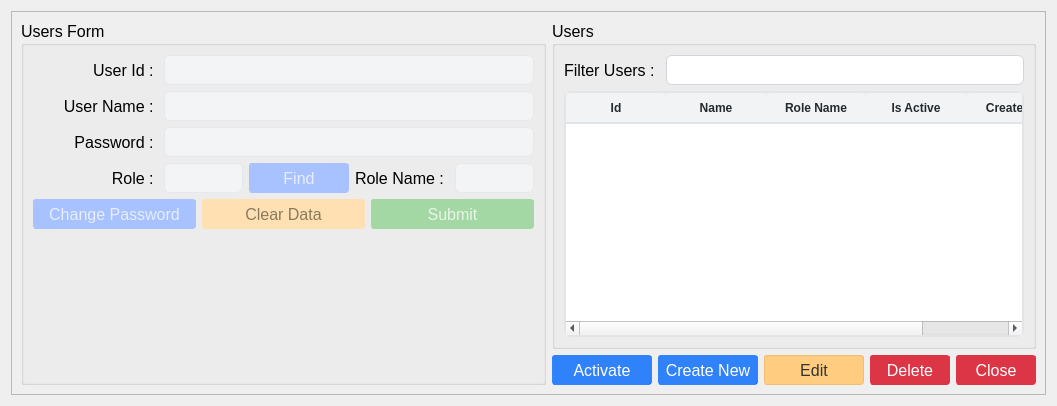
First picture: the form in ui/users.ui, repository michael-halim/pos, before the edit.
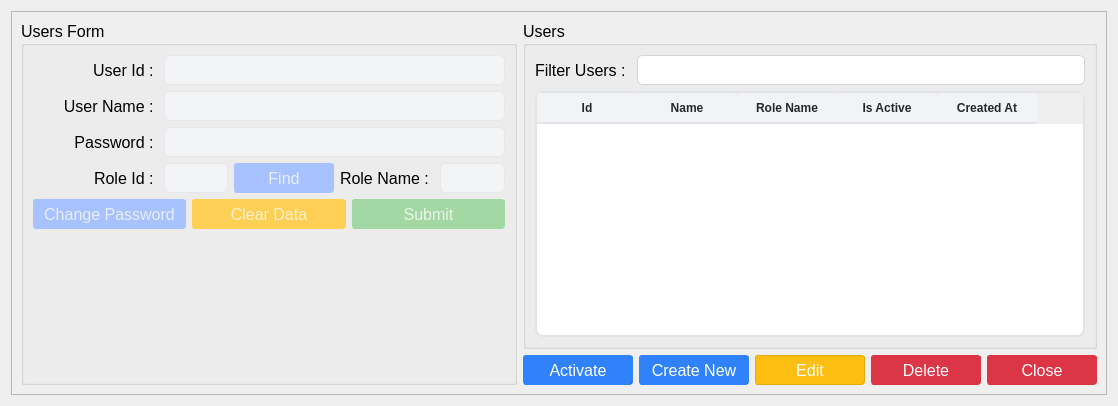
Second picture: the form after the edit. Icons and pictures are not drawn.

Commit message: Patch#36: Added Icons and Window Icons

What changed in the file:
```diff
--- a/ui/users.ui
+++ b/ui/users.ui
@@ -6,7 +6,7 @@
    <rect>
     <x>0</x>
     <y>0</y>
-    <width>1057</width>
+    <width>1118</width>
     <height>406</height>
    </rect>
   </property>
@@ -455,7 +455,7 @@
                   </font>
                  </property>
                  <property name="text">
-                  <string>Role : </string>
+                  <string>Role Id : </string>
                  </property>
                  <property name="alignment">
                   <set>Qt::AlignRight|Qt::AlignTrailing|Qt::AlignVCenter</set>
@@ -525,6 +525,16 @@
                  <property name="text">
                   <string>Find</string>
                  </property>
+                 <property name="icon">
+                  <iconset>
+                   <normaloff>../assets/magnifying-glass.png</normaloff>../assets/magnifying-glass.png</iconset>
+                 </property>
+                 <property name="iconSize">
+                  <size>
+                   <width>18</width>
+                   <height>18</height>
+                  </size>
+                 </property>
                 </widget>
                </item>
                <item>
@@ -636,6 +646,16 @@
                <property name="text">
                 <string>Change Password</string>
                </property>
+               <property name="icon">
+                <iconset>
+                 <normaloff>../assets/padlock.png</normaloff>../assets/padlock.png</iconset>
+               </property>
+               <property name="iconSize">
+                <size>
+                 <width>18</width>
+                 <height>18</height>
+                </size>
+               </property>
               </widget>
              </item>
              <item>
@@ -655,24 +675,42 @@
                 </font>
                </property>
                <property name="styleSheet">
-                <string notr="true">QPushButton{
-    color: #333;
-    background-color: #ffcc80; /* Softer yellow/orange */
-    border-color: #f0c070;
+                <string notr="true">QPushButton {
+    color: white;
+    background-color: #fcbe11;      /* Bright saffron gold - main color */
+    border: 1px solid #e3ab0f;      /* Slightly darker border */
+
 }
+
 QPushButton:hover {
     background-color: #f0c070;
     border-color: #e0b060;
 }
+
+QPushButton:pressed {
+    background-color: #ca980e;      /* 20% darker than main color */
+    border-color: #b1850c;          /* 30% darker than main color */
+}
+
 QPushButton:disabled {
-    background-color: #ffe0b3;
-    border-color: #ffe0b3;
-    color: #8a7a5c;
+    background-color: #fdcf55;      /* 20% lighter than main color */
+    border-color: #fdcf55;          /* Same as background for cleaner disabled look */
+    color: rgba(255, 255, 255, 0.7); /* Semi-transparent white */
 }</string>
                </property>
                <property name="text">
                 <string>Clear Data</string>
                </property>
+               <property name="icon">
+                <iconset>
+                 <normaloff>../assets/clear.png</normaloff>../assets/clear.png</iconset>
+               </property>
+               <property name="iconSize">
+                <size>
+                 <width>18</width>
+                 <height>18</height>
+                </size>
+               </property>
               </widget>
              </item>
              <item>
@@ -717,6 +755,16 @@
                <property name="text">
                 <string>Submit</string>
                </property>
+               <property name="icon">
+                <iconset>
+                 <normaloff>../assets/submit.png</normaloff>../assets/submit.png</iconset>
+               </property>
+               <property name="iconSize">
+                <size>
+                 <width>18</width>
+                 <height>18</height>
+                </size>
+               </property>
               </widget>
              </item>
             </layout>
@@ -786,7 +834,7 @@
                 <widget class="QTableWidget" name="users_table">
                  <property name="minimumSize">
                   <size>
-                   <width>300</width>
+                   <width>550</width>
                    <height>0</height>
                   </size>
                  </property>
@@ -979,6 +1027,16 @@
               <property name="text">
                <string>Activate</string>
               </property>
+              <property name="icon">
+               <iconset>
+                <normaloff>../assets/check.png</normaloff>../assets/check.png</iconset>
+              </property>
+              <property name="iconSize">
+               <size>
+                <width>18</width>
+                <height>18</height>
+               </size>
+              </property>
              </widget>
             </item>
             <item>
@@ -1014,6 +1072,16 @@
               <property name="text">
                <string>Create New</string>
               </property>
+              <property name="icon">
+               <iconset>
+                <normaloff>../assets/plus.png</normaloff>../assets/plus.png</iconset>
+              </property>
+              <property name="iconSize">
+               <size>
+                <width>18</width>
+                <height>18</height>
+               </size>
+              </property>
              </widget>
             </item>
             <item>
@@ -1030,24 +1098,42 @@
                </font>
               </property>
               <property name="styleSheet">
-               <string notr="true">QPushButton{
-    color: #333;
-    background-color: #ffcc80; /* Softer yellow/orange */
-    border-color: #f0c070;
+               <string notr="true">QPushButton {
+    color: white;
+    background-color: #fcbe11;      /* Bright saffron gold - main color */
+    border: 1px solid #e3ab0f;      /* Slightly darker border */
+
 }
+
 QPushButton:hover {
     background-color: #f0c070;
     border-color: #e0b060;
 }
+
+QPushButton:pressed {
+    background-color: #ca980e;      /* 20% darker than main color */
+    border-color: #b1850c;          /* 30% darker than main color */
+}
+
 QPushButton:disabled {
-    background-color: #ffe0b3;
-    border-color: #ffe0b3;
-    color: #8a7a5c;
+    background-color: #fdcf55;      /* 20% lighter than main color */
+    border-color: #fdcf55;          /* Same as background for cleaner disabled look */
+    color: rgba(255, 255, 255, 0.7); /* Semi-transparent white */
 }</string>
               </property>
               <property name="text">
                <string>Edit</string>
               </property>
+              <property name="icon">
+               <iconset>
+                <normaloff>../assets/edit.png</normaloff>../assets/edit.png</iconset>
+              </property>
+              <property name="iconSize">
+               <size>
+                <width>18</width>
+                <height>18</height>
+               </size>
+              </property>
              </widget>
             </item>
             <item>
@@ -1077,6 +1163,16 @@
               <property name="text">
                <string>Delete</string>
               </property>
+              <property name="icon">
+               <iconset>
+                <normaloff>../assets/bin.png</normaloff>../assets/bin.png</iconset>
+              </property>
+              <property name="iconSize">
+               <size>
+                <width>18</width>
+                <height>18</height>
+               </size>
+              </property>
              </widget>
             </item>
             <item>
@@ -1106,6 +1202,16 @@
               <property name="text">
                <string>Close</string>
               </property>
+              <property name="icon">
+               <iconset>
+                <normaloff>../assets/close.png</normaloff>../assets/close.png</iconset>
+              </property>
+              <property name="iconSize">
+               <size>
+                <width>14</width>
+                <height>14</height>
+               </size>
+              </property>
              </widget>
             </item>
            </layout>
```
Left out of the diff: 12 changed lines with no effect on the pictures. The commit also changes 44 other files.
